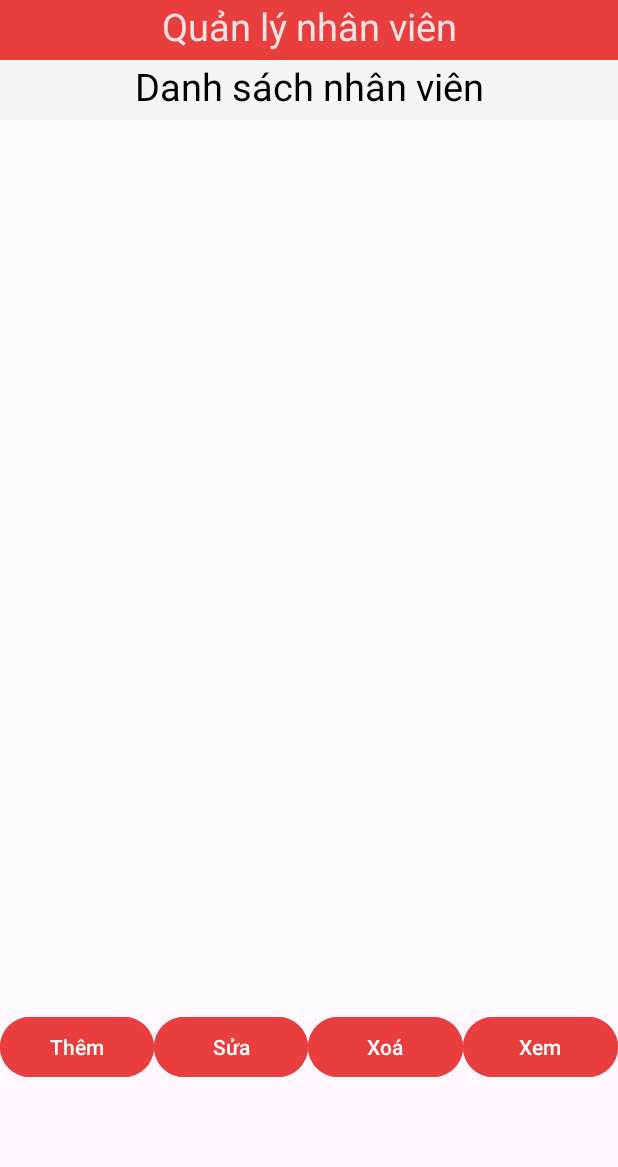
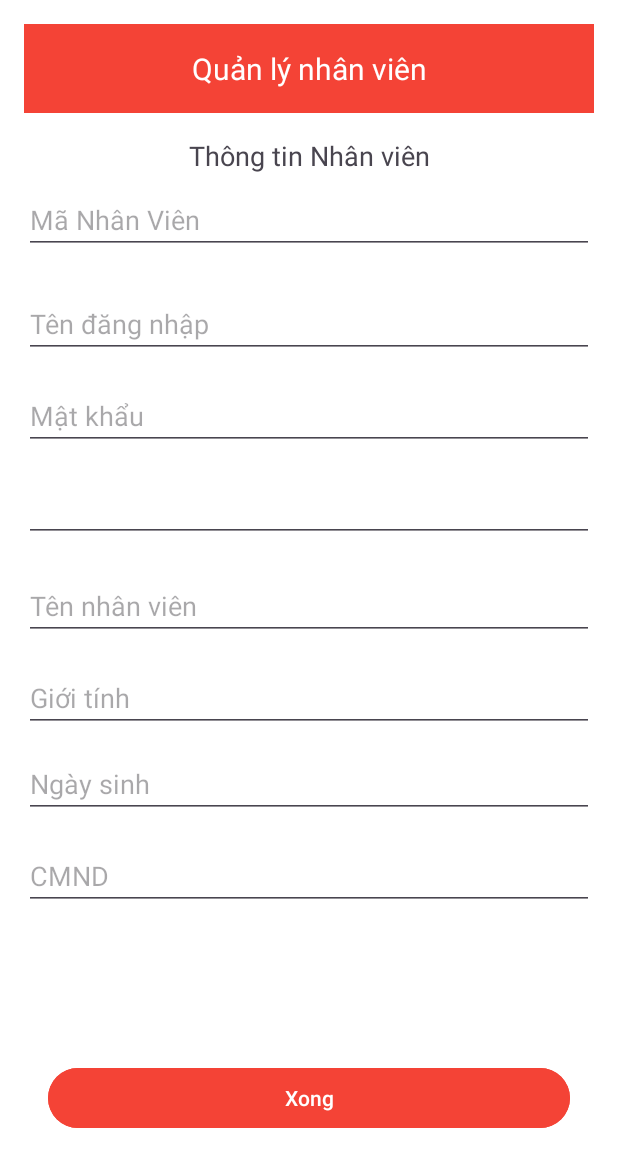
Before and after one commit to NguyenThe0703/CSE441_PROJECT_NguyenDauThe, an Android app: the screen it shows after launch (ActivityFormEmployee before the commit, MyInfoActivity after it), after a tap on "Get Started", on a phone screen of 412 x 824 dp. Shown: the top 1167 px of the screen. Run offline under Robolectric (Android 15) with nearby library versions, the phone set to English and light mode, and no system bars; our stand-ins replace Firebase (no records; nobody signed in at launch, a user with empty details on screens opened directly).

Commit message:
Update info

```diff
--- a/app/src/main/AndroidManifest.xml
+++ b/app/src/main/AndroidManifest.xml
@@ -46,6 +46,8 @@
         <activity android:name=".Home.AddFoodActivity" />
         <activity android:name=".DauThe.ActivityFormEmployee" />
         <activity android:name=".DauThe.AddEmployee" />
+        <activity android:name=".DauThe.MyInfoActivity" />
+        <activity android:name=".DauThe.EmployeeDetailsActivity" />
     </application>
 
 </manifest>
--- a/app/src/main/java/com/example/cse441_project/DauThe/EmployeeFormAdapter.java
+++ b/app/src/main/java/com/example/cse441_project/DauThe/EmployeeFormAdapter.java
@@ -34,7 +34,13 @@ public class EmployeeFormAdapter extends RecyclerView.Adapter<EmployeeFormAdapte
         holder.tvFullName.setText(employee.getFullName());
         holder.tvUsername.setText(employee.getUsername());
         holder.tvRole.setText(employee.getRole());
+        holder.itemView.setOnClickListener(v -> {
+            Intent intent = new Intent(v.getContext(), EmployeeDetailsActivity.class);
 
+            intent.putExtra("employee", employee);
+
+            v.getContext().startActivity(intent);
+        });
     }
 
     @Override
--- /dev/null
+++ b/app/src/main/java/com/example/cse441_project/DauThe/MyInfoActivity.java
@@ -0,0 +1,78 @@
+package com.example.cse441_project.DauThe;
+
+import android.content.SharedPreferences;
+import android.os.Bundle;
+import android.util.Log;
+import android.widget.TextView;
+import android.widget.Toast;
+
+import androidx.annotation.Nullable;
+import androidx.appcompat.app.AppCompatActivity;
+
+import com.example.cse441_project.Model.Employee;
+import com.example.cse441_project.R;
+import com.google.firebase.firestore.FirebaseFirestore;
+
+public class MyInfoActivity extends AppCompatActivity {
+    private FirebaseFirestore db;
+    private TextView tvEmployeeId, tvUsername, tvFullName, tvRole, tvGender, tvDob, tvCmnd,tvPass;
+
+    @Override
+    protected void onCreate(@Nullable Bundle savedInstanceState) {
+        super.onCreate(savedInstanceState);
+        setContentView(R.layout.my_info_activity);
+
+        // Initialize Firestore
+        db = FirebaseFirestore.getInstance();
+
+        // Reference the TextView elements
+        tvEmployeeId = findViewById(R.id.employee_id);
+        tvUsername = findViewById(R.id.et_username);
+        tvFullName = findViewById(R.id.et_employee_name);
+        tvPass = findViewById(R.id.et_password);
+        tvRole = findViewById(R.id.sp_role); // Assuming you're still using it as TextView
+        tvGender = findViewById(R.id.et_gender);
+        tvDob = findViewById(R.id.et_dob);
+        tvCmnd = findViewById(R.id.et_cmnd);
+
+        // Get employee ID from SharedPreferences
+        SharedPreferences sharedPreferences = getSharedPreferences("LoginPrefs", MODE_PRIVATE);
+        String employeeId = sharedPreferences.getString("employeeId", null);
+
+       if (employeeId != null) {
+            getEmployeeInfo(employeeId);
+      } else {
+          Toast.makeText(this, "Không có mã nhân viên.", Toast.LENGTH_SHORT).show();
+       }
+    }
+
+    private void getEmployeeInfo(String employeeId) {
+        db.collection("Employee").document(employeeId)
+                .get()
+                .addOnSuccessListener(documentSnapshot -> {
+                    if (documentSnapshot.exists()) {
+                        Employee employee = documentSnapshot.toObject(Employee.class);
+                        if (employee != null) {
+                            displayEmployeeInfo(employee);
+                        }
+                    } else {
+                        Toast.makeText(this, "Không tìm thấy nhân viên.", Toast.LENGTH_SHORT).show();
+                    }
+                })
+                .addOnFailureListener(e -> {
+                    Toast.makeText(this, "Lỗi khi lấy thông tin nhân viên!", Toast.LENGTH_SHORT).show();
+                    Log.e("MyInfoActivity", "Error getting document", e);
+                });
+    }
+
+    private void displayEmployeeInfo(Employee employee) {
+        tvEmployeeId.setText("Mã Nhân Viên: " + employee.getEmployeeId());
+        tvUsername.setText("Tên đăng nhập: " + employee.getUsername());
+        tvFullName.setText("Tên nhân viên: " + employee.getFullName());
+        tvPass.setText("PassWord: " + employee.getPassword());
+        tvRole.setText("Vai trò: " + employee.getRole());
+        tvGender.setText("Giới tính: " + employee.getGender());
+        tvDob.setText("Ngày sinh: " + employee.getDateOfBirth());
+        tvCmnd.setText("CMND: " + employee.getIdCard());
+    }
+}
--- a/app/src/main/java/com/example/cse441_project/Login_Logout/IntroActivity.java
+++ b/app/src/main/java/com/example/cse441_project/Login_Logout/IntroActivity.java
@@ -15,6 +15,7 @@ import androidx.core.view.ViewCompat;
 import androidx.core.view.WindowInsetsCompat;
 
 import com.example.cse441_project.DauThe.ActivityFormEmployee;
+import com.example.cse441_project.DauThe.MyInfoActivity;
 import com.example.cse441_project.Home.AddFoodActivity;
 import com.example.cse441_project.Model.Category;
 import com.example.cse441_project.Model.Employee;
@@ -45,7 +46,7 @@ public class IntroActivity extends AppCompatActivity {
         startbtn.setOnClickListener(new View.OnClickListener() {
             @Override
             public void onClick(View view) {
-                Intent intent = new Intent(IntroActivity.this, ActivityFormEmployee.class);
+                Intent intent = new Intent(IntroActivity.this, MyInfoActivity.class);
                 startActivity(intent);
             }
         });
--- /dev/null
+++ b/app/src/main/res/layout/my_info_activity.xml
@@ -0,0 +1,170 @@
+<androidx.constraintlayout.widget.ConstraintLayout xmlns:android="http://schemas.android.com/apk/res/android"
+    xmlns:tools="http://schemas.android.com/tools"
+    android:layout_width="match_parent"
+    android:layout_height="match_parent"
+    xmlns:app="http://schemas.android.com/apk/res-auto"
+    android:padding="16dp"
+    android:background="#ffffff">
+
+    <!-- Title bar -->
+    <TextView
+        android:id="@+id/tv_title"
+        android:layout_width="0dp"
+        android:layout_height="wrap_content"
+        android:background="#F44336"
+        android:text="Quản lý nhân viên"
+        android:textColor="#ffffff"
+        android:textSize="20sp"
+        android:gravity="center"
+        android:padding="16dp"
+        app:layout_constraintTop_toTopOf="parent"
+        app:layout_constraintStart_toStartOf="parent"
+        app:layout_constraintEnd_toEndOf="parent" />
+
+    <!-- Form heading -->
+    <TextView
+        android:id="@+id/tv_info_heading"
+        android:layout_width="wrap_content"
+        android:layout_height="wrap_content"
+        android:text="Thông tin Nhân viên"
+        android:textSize="18sp"
+        android:focusable="false"
+        android:clickable="false"
+        android:layout_marginTop="16dp"
+        app:layout_constraintTop_toBottomOf="@id/tv_title"
+        app:layout_constraintStart_toStartOf="parent"
+        app:layout_constraintEnd_toEndOf="parent"/>
+
+    <EditText
+        android:id="@+id/et_username"
+        android:layout_width="0dp"
+        android:layout_height="wrap_content"
+        android:layout_marginTop="24dp"
+        android:hint="Tên đăng nhập"
+        android:focusable="false"
+        android:clickable="false"
+        android:inputType="text"
+        app:layout_constraintEnd_toEndOf="parent"
+        app:layout_constraintHorizontal_bias="0.0"
+        app:layout_constraintStart_toStartOf="parent"
+        app:layout_constraintTop_toBottomOf="@+id/employee_id" />
+
+    <EditText
+        android:id="@+id/employee_id"
+        android:layout_width="0dp"
+        android:layout_height="wrap_content"
+        android:layout_marginTop="8dp"
+        android:hint="Mã Nhân Viên"
+        android:inputType="text"
+        android:focusable="false"
+        android:clickable="false"
+        app:layout_constraintEnd_toEndOf="parent"
+        app:layout_constraintHorizontal_bias="0.0"
+        app:layout_constraintStart_toStartOf="parent"
+        app:layout_constraintTop_toBottomOf="@+id/tv_info_heading" />
+
+
+    <EditText
+        android:id="@+id/et_password"
+        android:layout_width="0dp"
+        android:layout_height="wrap_content"
+        android:layout_marginTop="16dp"
+        android:hint="Mật khẩu"
+        android:focusable="false"
+        android:clickable="false"
+        android:inputType="text"
+        app:layout_constraintEnd_toEndOf="parent"
+        app:layout_constraintStart_toStartOf="parent"
+        app:layout_constraintTop_toBottomOf="@id/et_username" />
+
+    <!-- Role (Spinner) -->
+    <EditText
+        android:id="@+id/sp_role"
+        android:layout_width="0dp"
+        android:layout_height="wrap_content"
+        android:layout_marginTop="16dp"
+        android:focusable="false"
+        android:clickable="false"
+        app:layout_constraintEnd_toEndOf="parent"
+        app:layout_constraintStart_toStartOf="parent"
+        app:layout_constraintTop_toBottomOf="@id/et_password" />
+
+    <!-- Employee Name -->
+    <EditText
+        android:id="@+id/et_employee_name"
+        android:layout_width="0dp"
+        android:layout_height="wrap_content"
+        android:layout_marginTop="20dp"
+        android:hint="Tên nhân viên"
+        android:focusable="false"
+        android:clickable="false"
+        android:inputType="text"
+        app:layout_constraintEnd_toEndOf="parent"
+        app:layout_constraintStart_toStartOf="parent"
+        app:layout_constraintTop_toBottomOf="@id/sp_role" />
+
+    <!-- Gender -->
+    <EditText
+        android:id="@+id/et_gender"
+        android:layout_width="0dp"
+        android:layout_height="wrap_content"
+        android:layout_marginTop="16dp"
+        android:hint="Giới tính"
+        android:inputType="text"
+        android:focusable="false"
+        android:clickable="false"
+        app:layout_constraintEnd_toEndOf="parent"
+        app:layout_constraintStart_toStartOf="parent"
+        app:layout_constraintTop_toBottomOf="@id/et_employee_name" />
+
+    <!-- Date of Birth -->
+    <EditText
+        android:id="@+id/et_dob"
+        android:layout_width="0dp"
+        android:layout_height="wrap_content"
+        android:layout_marginTop="12dp"
+        android:hint="Ngày sinh"
+        android:inputType="date"
+        android:focusable="false"
+        android:clickable="false"
+        app:layout_constraintEnd_toEndOf="parent"
+        app:layout_constraintStart_toStartOf="parent"
+        app:layout_constraintTop_toBottomOf="@id/et_gender" />
+
+    <!-- ID card (CMND) -->
+    <EditText
+        android:id="@+id/et_cmnd"
+        android:layout_width="0dp"
+        android:layout_height="wrap_content"
+        android:layout_marginTop="16dp"
+        android:hint="CMND"
+        android:focusable="false"
+        android:clickable="false"
+        android:inputType="number"
+        app:layout_constraintEnd_toEndOf="parent"
+        app:layout_constraintStart_toStartOf="parent"
+        app:layout_constraintTop_toBottomOf="@id/et_dob" />
+
+    <LinearLayout
+        android:layout_width="match_parent"
+        android:layout_height="90dp"
+        android:layout_marginStart="16dp"
+        android:layout_marginEnd="16dp"
+        android:layout_marginBottom="10dp"
+        android:orientation="horizontal"
+        app:layout_constraintBottom_toBottomOf="parent"
+        app:layout_constraintEnd_toEndOf="parent"
+        app:layout_constraintStart_toStartOf="parent">
+
+        <Button
+            android:id="@+id/finish_btn"
+            android:layout_width="202dp"
+            android:layout_height="wrap_content"
+            android:layout_weight="1"
+            android:backgroundTint="@color/red_500"
+            android:text="Xong" />
+
+    </LinearLayout>
+
+
+</androidx.constraintlayout.widget.ConstraintLayout>
```
Also changed, not shown: app/src/main/java/com/example/cse441_project/DauThe/EmployeeDetailsActivity.java (added, +189 -0 lines), app/src/main/java/com/example/cse441_project/Model/Employee.java (+6 -2 lines), app/src/main/res/layout/activity_employee_detail.xml (added, +162 -0 lines).
